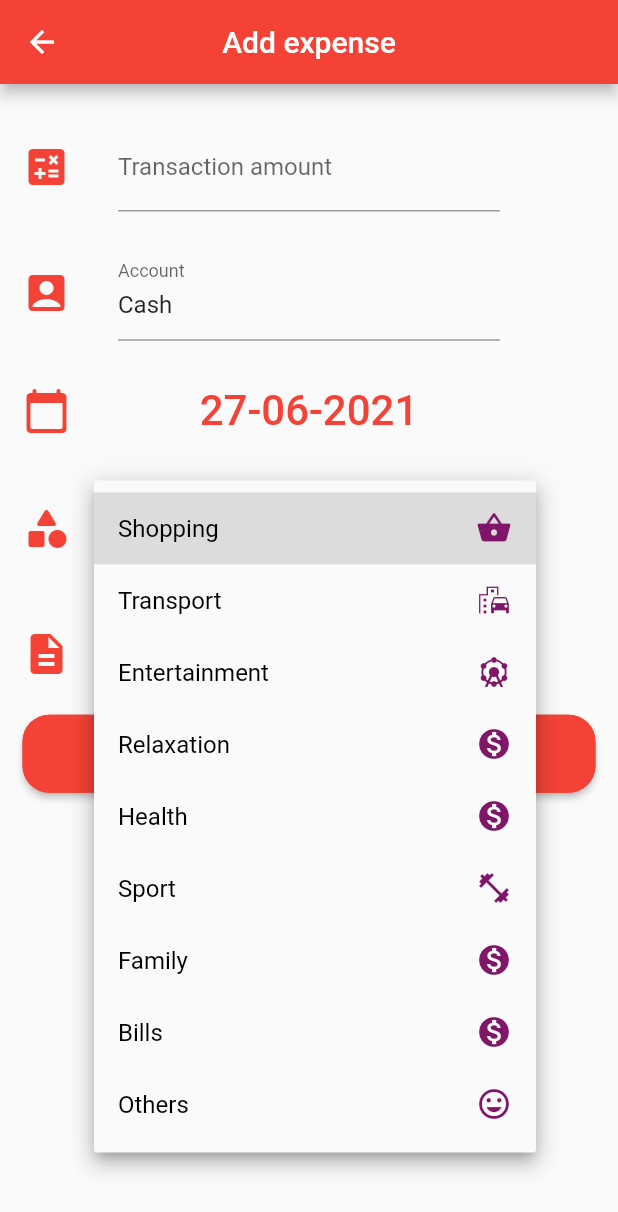
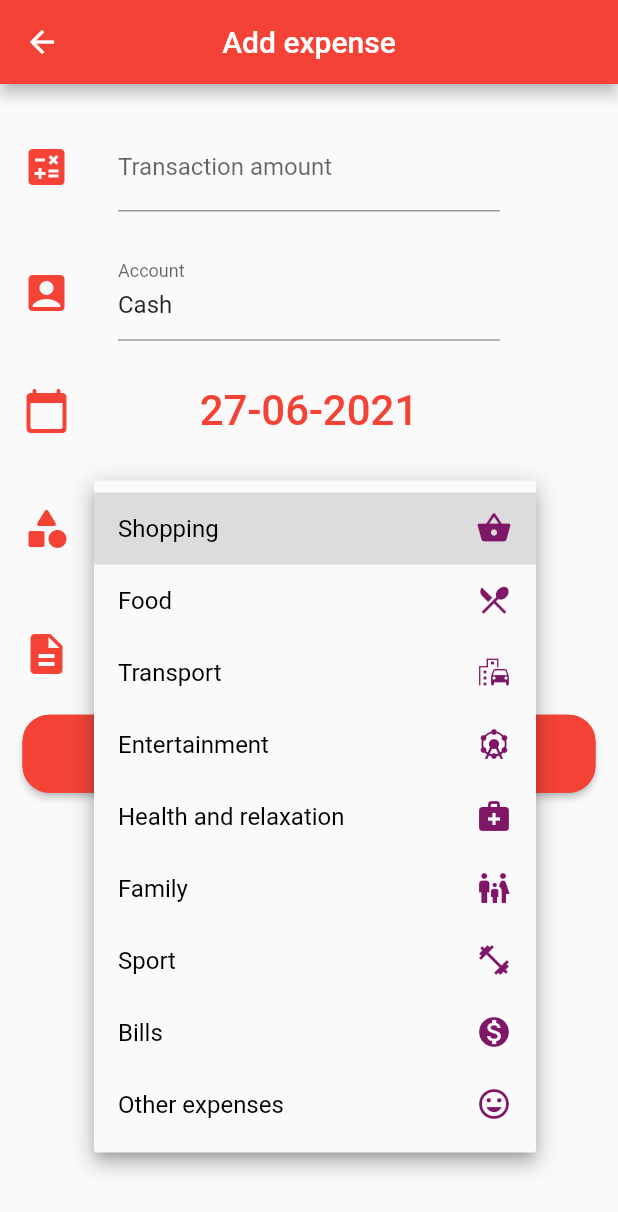
Before and after one commit to bizkit53/Budgetize, a Flutter app: the TransactionScreen screen opened directly, after a tap on "Shopping", on a phone screen of 412 x 824 dp. Shown: the top 1212 px of the screen. Run offline on Flutter 3.47's test engine with Material 2 defaults, Android fonts, the phone set to English and light mode, and no system bars; our stand-ins replace charts_flutter, equatable, fl_chart, fluttertoast, hive, hive_flutter and 2 more; accounts and stored records are empty; generated files the repository leaves out were written again; statements that could not run were skipped.

Commit message:
Category lists updated

```diff
--- a/lib/category.dart
+++ b/lib/category.dart
@@ -4,7 +4,7 @@ import 'package:hive/hive.dart';
 part 'category.g.dart';
 
 @HiveType(typeId: 4)
-class Category{
+class Category extends HiveObject{
   @HiveField(0)
   String name;
 
@@ -31,21 +31,24 @@ class ExpenditureCategoryWithIcon extends CategoryWithIcon{
 
 List<IncomeCategoryWithIcon> incomeCategories = <IncomeCategoryWithIcon>[
   IncomeCategoryWithIcon('Salary',Icon(Icons.monetization_on,color:  const Color(0xFF167F67),)),
-  IncomeCategoryWithIcon('Investment profit',Icon(Icons.account_balance,color:  const Color(0xFF167F67),)),
-  IncomeCategoryWithIcon('Benefits',Icon(Icons.spa,color:  const Color(0xFF167F67),)),
+  IncomeCategoryWithIcon('Gift',Icon(Icons.card_giftcard,color:  const Color(0xFF167F67),)),
+  IncomeCategoryWithIcon('Benefit',Icon(Icons.spa,color:  const Color(0xFF167F67),)),
+  IncomeCategoryWithIcon('Rental fee',Icon(Icons.home_work_outlined,color:  const Color(0xFF167F67),)),
+  IncomeCategoryWithIcon('Investment',Icon(Icons.account_balance,color:  const Color(0xFF167F67),)),
+  IncomeCategoryWithIcon('Stock market',Icon(Icons.business_center_sharp,color:  const Color(0xFF167F67),)),
   IncomeCategoryWithIcon('Loan payback',Icon(Icons.credit_card,color:  const Color(0xFF167F67),)),
-  IncomeCategoryWithIcon('Gift',Icon(Icons.card_giftcard,color:  const Color(0xFF167F67),)),
-  IncomeCategoryWithIcon('Others',Icon(Icons.mood,color:  const Color(0xFF167F67),)),
+  IncomeCategoryWithIcon('Compensation',Icon(Icons.clean_hands_rounded,color:  const Color(0xFF167F67),)),
+  IncomeCategoryWithIcon('Other incomes',Icon(Icons.mood,color:  const Color(0xFF167F67),)),
 ];
 
 List<ExpenditureCategoryWithIcon> expenditureCategories = <ExpenditureCategoryWithIcon>[
   ExpenditureCategoryWithIcon('Shopping',Icon(Icons.shopping_basket,color:  const Color(0xFF7F1667),)),
+  ExpenditureCategoryWithIcon('Food',Icon(Icons.local_restaurant,color:  const Color(0xFF7F1667),)),
   ExpenditureCategoryWithIcon('Transport',Icon(Icons.emoji_transportation,color:  const Color(0xFF7F1667),)),
   ExpenditureCategoryWithIcon('Entertainment',Icon(Icons.attractions,color:  const Color(0xFF7F1667),)),
-  ExpenditureCategoryWithIcon('Relaxation',Icon(Icons.monetization_on,color:  const Color(0xFF7F1667),)),
-  ExpenditureCategoryWithIcon('Health',Icon(Icons.monetization_on,color:  const Color(0xFF7F1667),)),
+  ExpenditureCategoryWithIcon('Health and relaxation',Icon(Icons.medical_services,color:  const Color(0xFF7F1667),)),
+  ExpenditureCategoryWithIcon('Family',Icon(Icons.family_restroom,color:  const Color(0xFF7F1667),)),
   ExpenditureCategoryWithIcon('Sport',Icon(Icons.fitness_center,color:  const Color(0xFF7F1667),)),
-  ExpenditureCategoryWithIcon('Family',Icon(Icons.monetization_on,color:  const Color(0xFF7F1667),)),
   ExpenditureCategoryWithIcon('Bills',Icon(Icons.monetization_on,color:  const Color(0xFF7F1667),)),
-  ExpenditureCategoryWithIcon('Others',Icon(Icons.mood,color:  const Color(0xFF7F1667),)),
+  ExpenditureCategoryWithIcon('Other expenses',Icon(Icons.mood,color:  const Color(0xFF7F1667),)),
 ];
```
